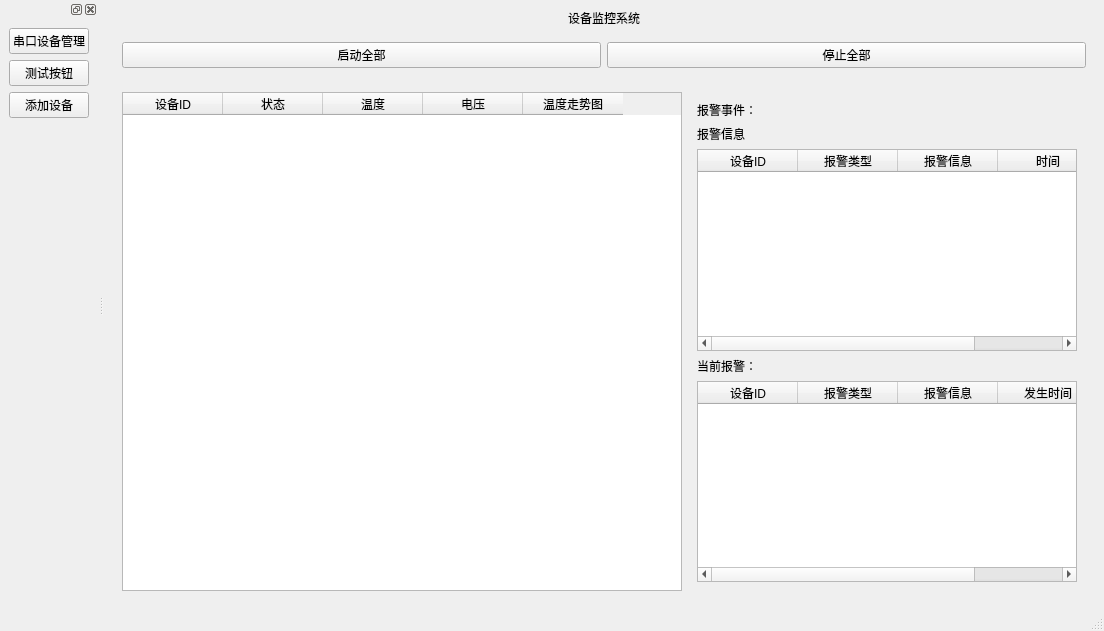
Before: the Qt Designer form UI/mainwindow.ui in Chick9N/MonitoringSystem, drawn with Qt 5.
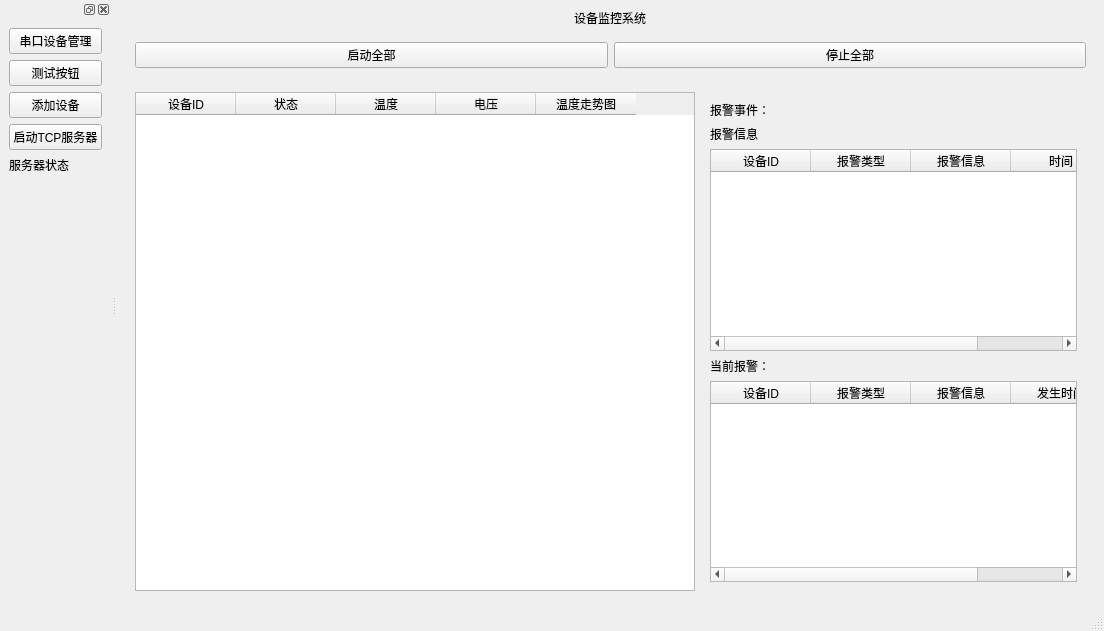
After: the same form once the commit is applied.

What changed in the file:
```diff
--- a/UI/mainwindow.ui
+++ b/UI/mainwindow.ui
@@ -207,6 +207,20 @@
        </property>
       </widget>
      </item>
+     <item>
+      <widget class="QPushButton" name="tcpServerBtn">
+       <property name="text">
+        <string>启动TCP服务器</string>
+       </property>
+      </widget>
+     </item>
+     <item>
+      <widget class="QLabel" name="tcpStatusLabel">
+       <property name="text">
+        <string>服务器状态</string>
+       </property>
+      </widget>
+     </item>
      <item>
       <spacer name="verticalSpacer">
        <property name="orientation">
```
